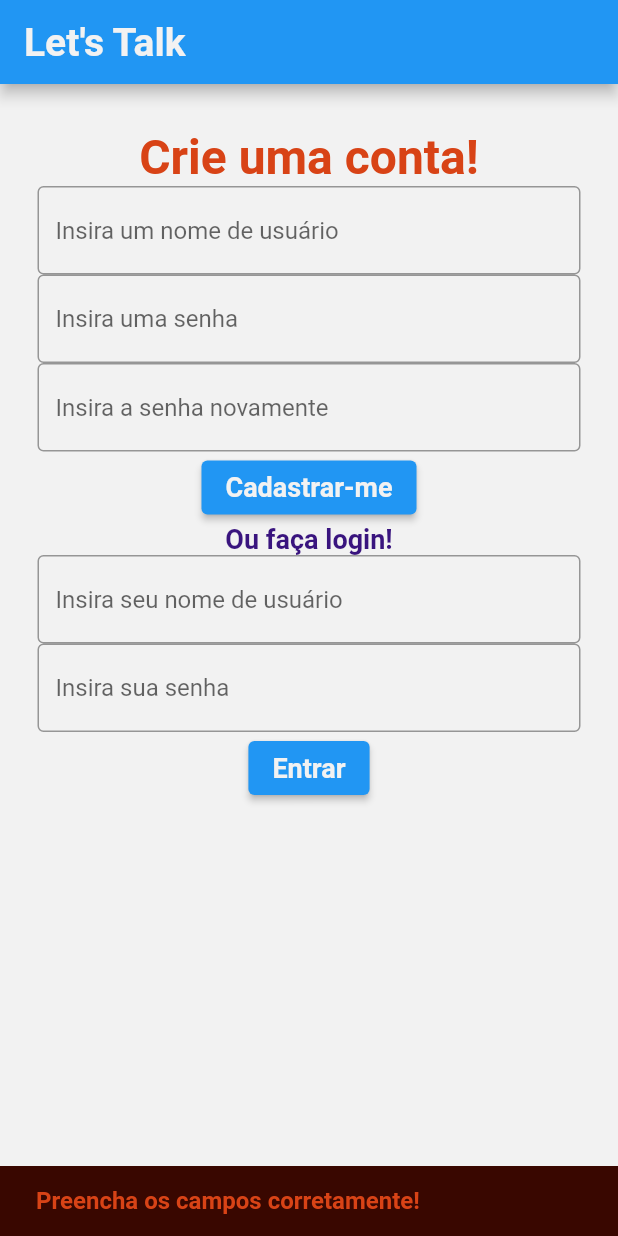
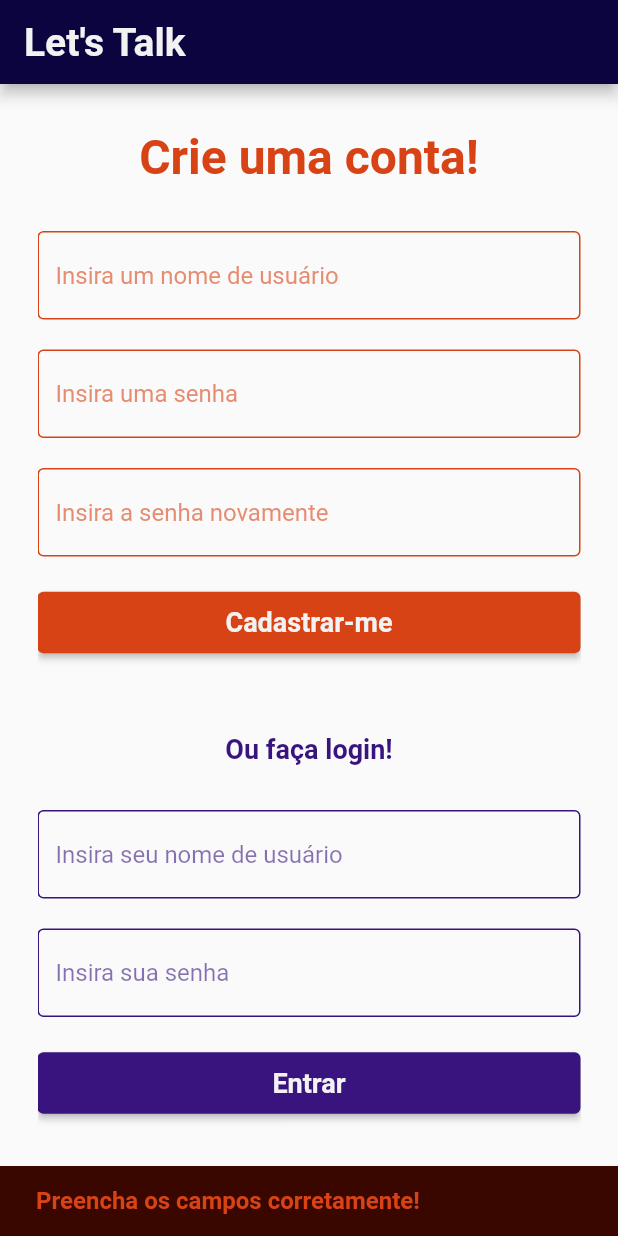
Before and after one commit to Luisz576/Let-s-Talk, a Flutter app: the screen it shows after launch, after a tap on "Entrar", on a phone screen of 412 x 824 dp. Run offline on Flutter 3.47's test engine with Material 2 defaults, Android fonts, the phone set to English and light mode, and no system bars; our stand-ins replace shared_preferences; missing offline and left inert: shared_preferences_web; accounts and stored records are empty.

Commit message:
LoginScreen refactory + ChatScreen start

```diff
--- a/letstalk/lib/functions/show_snack_bar.dart
+++ b/letstalk/lib/functions/show_snack_bar.dart
@@ -1,9 +1,10 @@
 import 'package:flutter/material.dart';
 
-void showSnackBar(BuildContext context, {required String title, Color? backgroundColor, Color? titleColor}){
+void showSnackBar(BuildContext context, {required String title, Color? backgroundColor, Color? titleColor, Duration duration = const Duration(seconds: 1)}){
   final scaffoldMessenger = ScaffoldMessenger.of(context);
   scaffoldMessenger.showSnackBar(
     SnackBar(
+      duration: duration,
       backgroundColor: backgroundColor,
       content: Text(title,
         style: TextStyle(
--- a/letstalk/lib/screens/chat_screen.dart
+++ b/letstalk/lib/screens/chat_screen.dart
@@ -1,4 +1,7 @@
 import 'package:flutter/material.dart';
+import 'package:letstalk/screens/settings_screen.dart';
+import 'package:letstalk/tabs/schat_tab.dart';
+import 'package:letstalk/utils/app_colors.dart';
 
 class ChatScreen extends StatefulWidget {
   const ChatScreen({Key? key}) : super(key: key);
@@ -10,6 +13,28 @@ class ChatScreen extends StatefulWidget {
 class _ChatScreenState extends State<ChatScreen> {
   @override
   Widget build(BuildContext context) {
-    return Container();
+    return Scaffold(
+      appBar: AppBar(
+        backgroundColor: AppColors.primaryColor,
+        title: const Text("Let's Talk",
+          style: TextStyle(
+            fontSize: 26,
+            fontWeight: FontWeight.bold,
+            color: AppColors.whiteColor
+          ),
+        ),
+        actions: [
+          IconButton(
+            onPressed: (){
+              Navigator.push(context, MaterialPageRoute(builder: (context) => const SettingsScreen()));
+            },
+            icon: const Icon(Icons.settings,
+              color: AppColors.whiteColor,
+            )
+          )
+        ],
+      ),
+      body: const ChatTab(),
+    );
   }
 }
--- a/letstalk/lib/screens/login_screen.dart
+++ b/letstalk/lib/screens/login_screen.dart
@@ -63,6 +63,7 @@ class _LoginScreenState extends State<LoginScreen> {
       ) :
       Scaffold(
         appBar: AppBar(
+          backgroundColor: AppColors.primaryColor,
           title: const Text("Let's Talk",
             style: TextStyle(
               fontSize: 26,
@@ -71,8 +72,7 @@ class _LoginScreenState extends State<LoginScreen> {
             ),
           ),
         ),
-        backgroundColor: AppColors.whiteColor,
-        body: LoginTab(),
+        body: const LoginTab(),
       );
   }
 }
--- /dev/null
+++ b/letstalk/lib/screens/settings_screen.dart
@@ -0,0 +1,24 @@
+import 'package:flutter/material.dart';
+import 'package:letstalk/tabs/settings_tab.dart';
+import 'package:letstalk/utils/app_colors.dart';
+
+class SettingsScreen extends StatelessWidget {
+  const SettingsScreen({Key? key}) : super(key: key);
+
+  @override
+  Widget build(BuildContext context) {
+    return Scaffold(
+      appBar: AppBar(
+        backgroundColor: AppColors.primaryColor,
+        title: const Text("Let's Talk",
+          style: TextStyle(
+            fontSize: 20,
+            fontWeight: FontWeight.bold,
+            color: AppColors.whiteColor
+          ),
+        ),
+      ),
+      body: const SettingsTab(),
+    );
+  }
+}
--- a/letstalk/lib/services/server.dart
+++ b/letstalk/lib/services/server.dart
@@ -3,20 +3,24 @@ import 'package:letstalk/models/user.dart';
 class Server{
 
   static User? _user;
-  static User? get user => _user;
+  static User? get currentUser => _user;
 
   static Future<User?> signUpWithUsernameAndPassword(String username, String password) async{
     //TODO
+    await Future.delayed(const Duration(seconds: 1));
+    _user = User(username);
     return _user;
   }
 
   static Future<User?> loginWithUsernameAndPassword(String username, String password) async{
     //TODO
+    await Future.delayed(const Duration(seconds: 1));
     return _user;
   }
 
   static Future<User?> loginWithToken(String token) async{
     //TODO
+    await Future.delayed(const Duration(seconds: 1));
     return _user;
   }
 
--- a/letstalk/lib/tabs/login_tab.dart
+++ b/letstalk/lib/tabs/login_tab.dart
@@ -3,6 +3,7 @@ import 'package:letstalk/functions/show_snack_bar.dart';
 import 'package:letstalk/screens/chat_screen.dart';
 import 'package:letstalk/services/server.dart';
 import 'package:letstalk/utils/app_colors.dart';
+import 'package:letstalk/widgets/custom_input.dart';
 
 class LoginTab extends StatefulWidget {
   const LoginTab({Key? key}) : super(key: key);
@@ -24,52 +25,46 @@ class _LoginTabState extends State<LoginTab> {
   Widget build(BuildContext context) {
     return Padding(
       padding: const EdgeInsets.symmetric(vertical: 30, horizontal: 25),
-      child: Column(
+      child: ListView(
         children: [
-          const Text("Crie uma conta!",
+          const Align(
+            alignment: Alignment.center,
+            child: Text("Crie uma conta!",
               style: TextStyle(
                 color: AppColors.secondaryColor,
                 fontSize: 32,
                 fontWeight: FontWeight.bold
               ),
             ),
-          TextField(
+          ),
+          const SizedBox(height: 30,),
+          CustomInput(
             controller: usernameSignUpController,
-            decoration: const InputDecoration(
             hintText: "Insira um nome de usuário",
-              border: OutlineInputBorder(
-                borderSide: BorderSide(
-                  color: AppColors.secondaryColor
-                )
-              )
+            hintColor: AppColors.hintSecondaryColor,
+            borderColor: AppColors.secondaryColor
           ),
+          const SizedBox(height: 20,),
+          CustomInput(
+            controller: passwordSignUpController,
+            hintText: "Insira uma senha",
+            hintColor: AppColors.hintSecondaryColor,
+            borderColor: AppColors.secondaryColor,
+            obscureText: true
           ),
-          TextField(
-            controller: passwordSignUpController,
-            decoration: const InputDecoration(
-              hintText: "Insira uma senha",
-              border: OutlineInputBorder(
-                borderSide: BorderSide(
-                  color: AppColors.secondaryColor
-                )
-              )
+          const SizedBox(height: 20,),
+          CustomInput(
+            controller: confirmPasswordSignUpController,
+            hintText: "Insira a senha novamente",
+            hintColor: AppColors.hintSecondaryColor,
+            borderColor: AppColors.secondaryColor,
+            obscureText: true
           ),
-          ),
-          TextField(
-            controller: confirmPasswordSignUpController,
-            decoration: const InputDecoration(
-              hintText: "Insira a senha novamente",
-              border: OutlineInputBorder(
-                borderSide: BorderSide(
-                  color: AppColors.secondaryColor
-                )
-              )
-            ),
-          ),
+          const SizedBox(height: 20,),
           ElevatedButton(
             onPressed: (){
               if(isSignUpLoading || isSignInLoading) return;
-              if(usernameSignUpController.text.trim().length > 5 || usernameSignUpController.text.trim().length > 16){
+              if(usernameSignUpController.text.trim().length < 5 || usernameSignUpController.text.trim().length > 16){
                 showSnackBar(context,
                   title: "O nome de usuário deve ter de 5 a 16 caracteres!",
                   titleColor: AppColors.secondaryColor,
@@ -121,6 +116,14 @@ class _LoginTabState extends State<LoginTab> {
                 }
               });
             },
+            style: ElevatedButton.styleFrom(
+              primary: AppColors.secondaryColor
+            ),
+            child: SizedBox(
+              width: MediaQuery.of(context).size.width - 50,
+              child: Center(
+                child: Padding(
+                  padding: const EdgeInsets.symmetric(vertical: 10),
                   child: isSignUpLoading ?
                     const CircularProgressIndicator(
                       color: AppColors.whiteColor,
@@ -133,39 +136,40 @@ class _LoginTabState extends State<LoginTab> {
                     ),
                   ),
                 ),
-          const Text("Ou faça login!",
+              ),
+            ),
+          ),
+          const SizedBox(height: 50,),
+          const Align(
+            alignment: Alignment.center,
+            child: Text("Ou faça login!",
               style: TextStyle(
                 color: AppColors.terciaryColor,
                 fontSize: 18,
-              fontWeight: FontWeight.bold
+                fontWeight: FontWeight.w600
               ),
             ),
-          TextField(
+          ),
+          const SizedBox(height: 30,),
+          CustomInput(
             controller: usernameController,
-            decoration: const InputDecoration(
             hintText: "Insira seu nome de usuário",
-              border: OutlineInputBorder(
-                borderSide: BorderSide(
-                  color: AppColors.terciaryColor
-                )
-              )
+            hintColor: AppColors.hintTerciaryColor,
+            borderColor: AppColors.terciaryColor
           ),
+          const SizedBox(height: 20,),
+          CustomInput(
+            controller: passwordController,
+            hintText: "Insira sua senha",
+            hintColor: AppColors.hintTerciaryColor,
+            borderColor: AppColors.terciaryColor,
+            obscureText: true,
           ),
-          TextField(
-            controller: passwordController,
-            decoration: const InputDecoration(
-              hintText: "Insira sua senha",
-              border: OutlineInputBorder(
-                borderSide: BorderSide(
-                  color: AppColors.terciaryColor
-                )
-              )
-            ),
-          ),
+          const SizedBox(height: 20,),
           ElevatedButton(
             onPressed: (){
               if(isSignUpLoading || isSignInLoading) return;
-              if(usernameController.text.trim().length > 5 || usernameController.text.trim().length > 16
+              if(usernameController.text.trim().length < 5 || usernameController.text.trim().length > 16
                 || passwordController.text.trim().length < 8 || passwordController.text.trim().length > 16){
                 showSnackBar(context,
                   title: "Preencha os campos corretamente!",
@@ -202,6 +206,14 @@ class _LoginTabState extends State<LoginTab> {
                 }
               });
             },
+            style: ElevatedButton.styleFrom(
+              primary: AppColors.terciaryColor
+            ),
+            child: SizedBox(
+              width: MediaQuery.of(context).size.width - 50,
+              child: Center(
+                child: Padding(
+                  padding: const EdgeInsets.symmetric(vertical: 10),
                   child: isSignInLoading ?
                     const CircularProgressIndicator(
                       color: AppColors.whiteColor,
@@ -213,7 +225,11 @@ class _LoginTabState extends State<LoginTab> {
                       fontWeight: FontWeight.bold
                     ),
                   ),
-          )
+                ),
+              ),
+            ),
+          ),
+          const SizedBox(height: 50,)
         ],
       ),
     );
--- /dev/null
+++ b/letstalk/lib/tabs/schat_tab.dart
@@ -0,0 +1,10 @@
+import 'package:flutter/material.dart';
+
+class ChatTab extends StatelessWidget {
+  const ChatTab({Key? key}) : super(key: key);
+
+  @override
+  Widget build(BuildContext context) {
+    return Container();
+  }
+}
--- /dev/null
+++ b/letstalk/lib/tabs/settings_tab.dart
@@ -0,0 +1,10 @@
+import 'package:flutter/material.dart';
+
+class SettingsTab extends StatelessWidget {
+  const SettingsTab({Key? key}) : super(key: key);
+
+  @override
+  Widget build(BuildContext context) {
+    return Container();
+  }
+}
--- a/letstalk/lib/utils/app_colors.dart
+++ b/letstalk/lib/utils/app_colors.dart
@@ -3,7 +3,9 @@ import 'package:flutter/cupertino.dart';
 class AppColors{
   static const Color primaryColor = Color.fromRGBO(12, 4, 63, 1);
   static const Color secondaryColor = Color.fromRGBO(216, 67, 22, 1);
+  static const Color hintSecondaryColor = Color.fromRGBO(216, 67, 22, 0.6);
   static const Color terciaryColor = Color.fromRGBO(57, 20, 126, 1);
+  static const Color hintTerciaryColor = Color.fromRGBO(57, 20, 126, 0.6);
   static const Color whiteColor = Color.fromRGBO(242, 242, 242, 1);
   static const Color errorColor = Color.fromRGBO(57, 7, 0, 1);
   static const Color sucessColor = Color.fromARGB(255, 10, 121, 6);
--- /dev/null
+++ b/letstalk/lib/widgets/custom_input.dart
@@ -0,0 +1,34 @@
+import 'package:flutter/material.dart';
+import 'package:letstalk/utils/app_colors.dart';
+
+class CustomInput extends StatelessWidget {
+  final TextEditingController? controller;
+  final String? hintText;
+  final Color hintColor, borderColor;
+  final bool obscureText;
+  const CustomInput({this.controller, this.obscureText = false, this.hintText, this.hintColor = AppColors.primaryColor, this.borderColor = AppColors.primaryColor, Key? key}) : super(key: key);
+
+  @override
+  Widget build(BuildContext context) {
+    return TextField(
+      controller: controller,
+      obscureText: obscureText,
+      decoration: InputDecoration(
+        hintText: hintText,
+        hintStyle: TextStyle(
+          color: hintColor
+        ),
+        enabledBorder: OutlineInputBorder(
+          borderSide: BorderSide(
+            color: borderColor
+          )
+        ),
+        focusedBorder: OutlineInputBorder(
+          borderSide: BorderSide(
+            color: borderColor
+          )
+        ),
+      ),
+    );
+  }
+}
```
Lines whose indentation alone changed are shown as unchanged.
